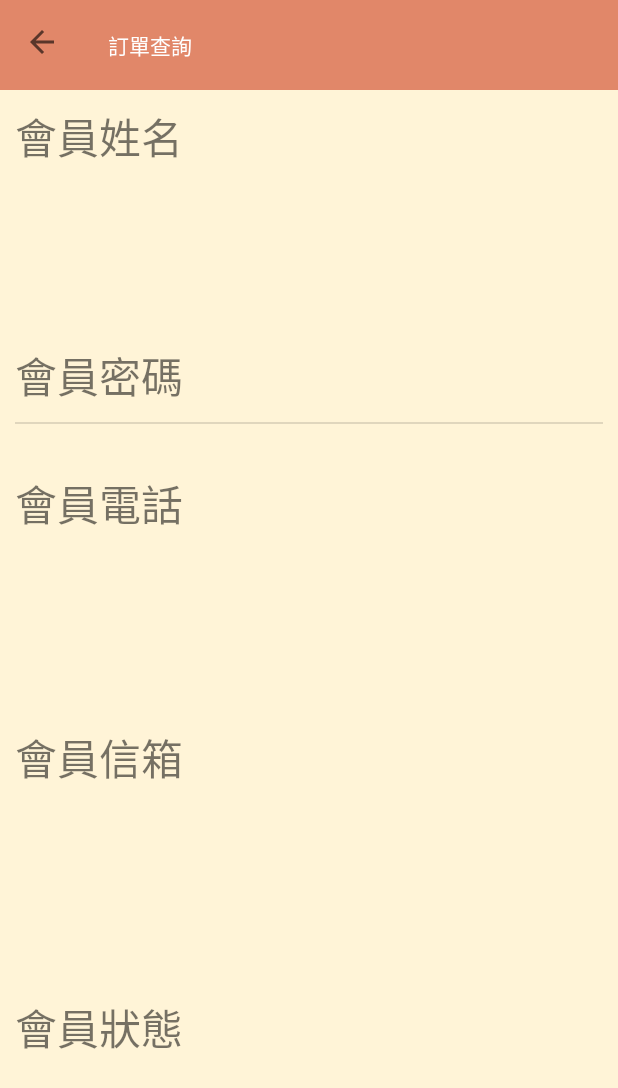
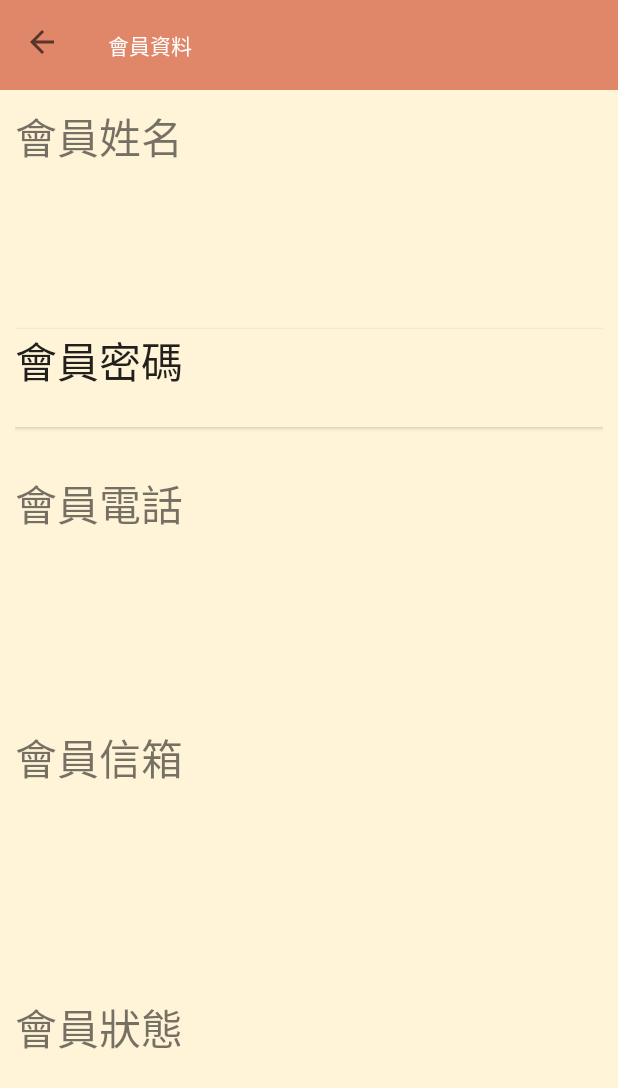
Before and after one commit to Gjchiu/EatMe, an Android app: the MemberActiviy screen opened directly, with no data from a screen before it, on a phone screen of 412 x 824 dp. Shown: the top 1088 px of the screen. Run offline under Robolectric (Android 15) with nearby library versions, the phone set to English and light mode, and no system bars; network calls fail; 4 statements that could not run were skipped.

Commit message:
修改會員密碼

```diff
--- /dev/null
+++ b/app/src/main/java/com/example/george/eatme/Member/MemberFragment.java
@@ -0,0 +1,60 @@
+package com.example.george.eatme.Member;
+
+import android.os.Bundle;
+import android.support.annotation.Nullable;
+import android.support.v4.app.Fragment;
+import android.support.v4.app.FragmentManager;
+import android.support.v4.app.FragmentTransaction;
+import android.view.LayoutInflater;
+import android.view.View;
+import android.view.ViewGroup;
+import android.widget.Button;
+import android.widget.TextView;
+
+import com.example.george.eatme.R;
+
+/**
+ * Created by Java on 2017/7/4.
+ */
+
+public class MemberFragment extends Fragment {
+    private final static String TAG = "MemberFragment";
+    Member member;
+    Bundle bundle;
+    @Nullable
+    @Override
+    public View onCreateView(LayoutInflater inflater, @Nullable ViewGroup container, @Nullable Bundle savedInstanceState) {
+        View view = inflater.inflate(R.layout.fragment_member, container, false);
+        member = (Member) getArguments().getSerializable("member");
+        setTextView(view);
+        return view;
+    }
+    public void setTextView(View view){
+        TextView tvmemname =(TextView)view.findViewById(R.id.tvmemname);
+        TextView tvmemmail =(TextView)view.findViewById(R.id.tvmemmail);
+        TextView tvmemphone =(TextView)view.findViewById(R.id.tvmemphone);
+        TextView tvmemstate =(TextView)view.findViewById(R.id.tvmemstate);
+        Button button =(Button)view.findViewById(R.id.btnupdatepw);
+        tvmemname.setText(member.getMem_name());
+        tvmemmail.setText(member.getMem_mail());
+        tvmemphone.setText(member.getMem_phone());
+        tvmemstate.setText(member.getMem_state());
+
+        button.setOnClickListener(new View.OnClickListener() {
+            @Override
+            public void onClick(View view) {
+                switchFragment(new MemberPwFragment());
+                bundle = new Bundle();
+                bundle.putSerializable("member",member);
+                memberFragment.setArguments(bundle);
+            }
+        });
+    }
+
+    private void switchFragment(Fragment fragment) {
+        FragmentTransaction fragmentTransaction =getActivity().getSupportFragmentManager().beginTransaction();
+        fragmentTransaction.replace(R.id.memlayout, fragment);
+        fragmentTransaction.commit();
+    }
+
+}
--- a/app/src/main/java/com/example/george/eatme/MemberActiviy.java
+++ b/app/src/main/java/com/example/george/eatme/MemberActiviy.java
@@ -1,6 +1,5 @@
 package com.example.george.eatme;
 
-import android.content.Context;
 import android.content.Intent;
 import android.os.Bundle;
 import android.support.annotation.Nullable;
@@ -8,24 +7,10 @@ import android.support.v4.app.Fragment;
 import android.support.v4.app.FragmentTransaction;
 import android.support.v7.app.AppCompatActivity;
 import android.support.v7.widget.Toolbar;
-import android.util.Log;
-import android.view.LayoutInflater;
 import android.view.MenuItem;
-import android.view.View;
-import android.view.ViewGroup;
-import android.widget.AdapterView;
-import android.widget.BaseAdapter;
-import android.widget.ListAdapter;
-import android.widget.ListView;
-import android.widget.TextView;
-import android.widget.Toast;
-
 
 import com.example.george.eatme.Member.Member;
-import com.example.george.eatme.Member.MemberPassFrament;
-
-import java.util.List;
-
+import com.example.george.eatme.Member.MemberFragment;
 
 /**
  * Created by Java on 2017/6/30.
@@ -33,25 +18,23 @@ import java.util.List;
 
 public class MemberActiviy extends AppCompatActivity{
     Member member;
+    Bundle bundle;
     @Override
     protected void onCreate(@Nullable Bundle savedInstanceState) {
         super.onCreate(savedInstanceState);
         setContentView(R.layout.activity_member);
         member = (Member) getIntent().getSerializableExtra("member");
         setToolbar();
-        ListView listview =(ListView)findViewById(R.id.lvmember);
-        listview.setAdapter(new MemberAdapter(this,member));
-        setTextView();
-        listview.setOnItemClickListener(new AdapterView.OnItemClickListener(){
-            @Override
-            public void onItemClick(AdapterView<?> adapterView, View view, int i, long l) {
-                switchFragment(new MemberPassFrament());
-            }
-        });
+        MemberFragment memberFragment = new MemberFragment();
+        switchFragment(memberFragment);
+        bundle = new Bundle();
+        bundle.putSerializable("member",member);
+        memberFragment.setArguments(bundle);
+
     }
     public void setToolbar(){
         Toolbar toolbar = (Toolbar) findViewById(R.id.order_toolbar);
-        toolbar.setTitle("訂單查詢");
+        toolbar.setTitle("會員資料");
         setSupportActionBar(toolbar);
         getSupportActionBar().setDisplayHomeAsUpEnabled(true);
     }
@@ -71,17 +54,6 @@ public class MemberActiviy extends AppCompatActivity{
                 return super.onOptionsItemSelected(item);
         }
     }
-    public void setTextView(){
-//        TextView tvmemname =(TextView)findViewById(R.id.tvmemname);
-//        TextView tvmemmail =(TextView)findViewById(R.id.tvmemmail);
-//        TextView tvmemphone =(TextView)findViewById(R.id.tvmemphone);
-//        TextView tvmemstate =(TextView)findViewById(R.id.tvmemstate);
-
-//        tvmemname.setText(member.getMem_name());
-//        tvmemmail.setText(member.getMem_mail());
-//        tvmemphone.setText(member.getMem_phone());
-//        tvmemstate.setText(member.getMem_state());
-    }
 
     private void switchFragment(Fragment fragment) {
         FragmentTransaction fragmentTransaction =
@@ -89,40 +61,4 @@ public class MemberActiviy extends AppCompatActivity{
         fragmentTransaction.replace(R.id.memlayout, fragment);
         fragmentTransaction.commit();
     }
-
-    private class MemberAdapter extends BaseAdapter {
-        Context context;
-        Member member;
-
-        MemberAdapter(Context context,Member member){
-            this.context = context;
-            this.member =member;
-            Log.d("member111",this.member.getMem_name());
-        }
-
-        @Override
-        public int getCount() {
-            return 1;
-        }
-
-        @Override
-        public Object getItem(int i) {
-            return member;
-        }
-
-        @Override
-        public long getItemId(int i) {
-            return 0;
-        }
-
-        @Override
-        public View getView(int i, View view, ViewGroup viewGroup) {
-            if(view == null){
-                LayoutInflater layoutInflater = LayoutInflater.from(context);
-                view = layoutInflater.inflate(R.layout.view_item_member,viewGroup,false);
-            }
-            TextView tvmempassword =(TextView)findViewById(R.id.tvmempass);
-            return view;
-        }
-    }
 }
--- a/app/src/main/res/layout/activity_member.xml
+++ b/app/src/main/res/layout/activity_member.xml
@@ -27,63 +27,5 @@
         android:layout_height="match_parent"
         android:padding="10dp"
         android:orientation="vertical">
-        <TextView
-            android:layout_width="match_parent"
-            android:layout_height="wrap_content"
-            android:text="會員姓名"
-            android:textSize="28sp"/>
-        <TextView
-            android:id="@+id/tvmemname"
-            android:layout_width="match_parent"
-            android:layout_height="wrap_content"
-            android:layout_margin="10dp"
-            android:layout_weight="0.06"
-            android:textSize="24sp"/>
-
-        <ListView
-            android:id="@+id/lvmember"
-            android:layout_width="match_parent"
-            android:layout_height="65dp">
-        </ListView>
-
-        <TextView
-            android:layout_width="match_parent"
-            android:layout_height="wrap_content"
-            android:text="會員電話"
-            android:layout_marginTop="30dp"
-            android:textSize="28sp"/>
-        <TextView
-            android:id="@+id/tvmemphone"
-            android:layout_width="match_parent"
-            android:layout_height="wrap_content"
-            android:layout_margin="10dp"
-            android:layout_weight="0.06"
-            android:textSize="24sp"/>
-        <TextView
-            android:layout_width="match_parent"
-            android:layout_height="wrap_content"
-            android:text="會員信箱"
-            android:layout_marginTop="20dp"
-            android:textSize="28sp"/>
-        <TextView
-            android:id="@+id/tvmemmail"
-            android:layout_width="match_parent"
-            android:layout_height="wrap_content"
-            android:layout_margin="10dp"
-            android:layout_weight="0.06"
-            android:textSize="24sp"/>
-        <TextView
-            android:layout_width="match_parent"
-            android:layout_height="wrap_content"
-            android:text="會員狀態"
-            android:layout_marginTop="30dp"
-            android:textSize="28sp"/>
-        <TextView
-            android:id="@+id/tvmemstate"
-            android:layout_width="match_parent"
-            android:layout_height="wrap_content"
-            android:layout_margin="10dp"
-            android:layout_weight="0.06"
-            android:textSize="24sp"/>
     </LinearLayout>
 </LinearLayout>
--- /dev/null
+++ b/app/src/main/res/layout/fragment_member.xml
@@ -0,0 +1,68 @@
+<?xml version="1.0" encoding="utf-8"?>
+<LinearLayout xmlns:android="http://schemas.android.com/apk/res/android"
+    android:orientation="vertical"
+    android:layout_width="match_parent"
+    android:layout_height="match_parent">
+    <TextView
+        android:layout_width="match_parent"
+        android:layout_height="wrap_content"
+        android:text="會員姓名"
+        android:textSize="28sp"/>
+    <TextView
+        android:id="@+id/tvmemname"
+        android:layout_width="match_parent"
+        android:layout_height="wrap_content"
+        android:layout_margin="10dp"
+        android:layout_weight="0.06"
+        android:textSize="24sp"/>
+
+    <Button
+        android:id="@+id/btnupdatepw"
+        android:layout_width="match_parent"
+        android:layout_height="65dp"
+        android:gravity="left"
+        android:text="會員密碼"
+        android:textSize="28dp"
+        android:background="@color/body_color">
+    </Button>
+
+    <TextView
+        android:layout_width="match_parent"
+        android:layout_height="wrap_content"
+        android:text="會員電話"
+        android:layout_marginTop="30dp"
+        android:textSize="28sp"/>
+    <TextView
+        android:id="@+id/tvmemphone"
+        android:layout_width="match_parent"
+        android:layout_height="wrap_content"
+        android:layout_margin="10dp"
+        android:layout_weight="0.06"
+        android:textSize="24sp"/>
+    <TextView
+        android:layout_width="match_parent"
+        android:layout_height="wrap_content"
+        android:text="會員信箱"
+        android:layout_marginTop="20dp"
+        android:textSize="28sp"/>
+    <TextView
+        android:id="@+id/tvmemmail"
+        android:layout_width="match_parent"
+        android:layout_height="wrap_content"
+        android:layout_margin="10dp"
+        android:layout_weight="0.06"
+        android:textSize="24sp"/>
+    <TextView
+        android:layout_width="match_parent"
+        android:layout_height="wrap_content"
+        android:text="會員狀態"
+        android:layout_marginTop="30dp"
+        android:textSize="28sp"/>
+    <TextView
+        android:id="@+id/tvmemstate"
+        android:layout_width="match_parent"
+        android:layout_height="wrap_content"
+        android:layout_margin="10dp"
+        android:layout_weight="0.06"
+        android:textSize="24sp"/>
+</LinearLayout>
```
Also changed, not shown: app/src/main/java/com/example/george/eatme/Member/MemberPwFragment.java (renamed from app/src/main/java/com/example/george/eatme/Member/MemberPassFrament.java, +3 -9 lines), app/src/main/java/com/example/george/eatme/Member/MemberUpdatePwTask.java (added, +76 -0 lines).
